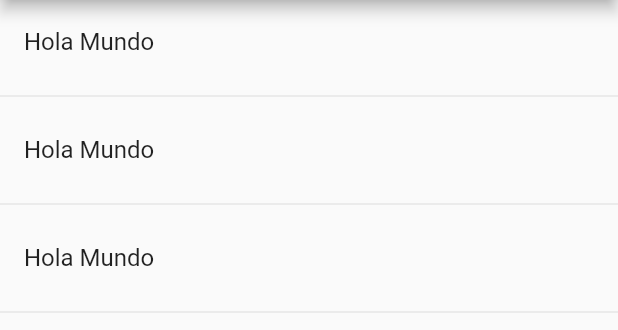
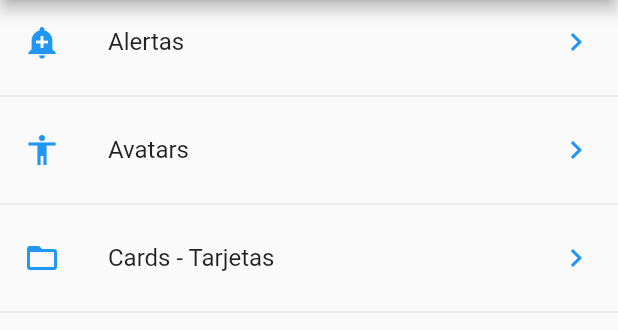
Before and after one commit to pseguel27/Flutter_components, a Flutter app: the screen it shows after launch, on a phone screen of 412 x 824 dp, the part 84-414 px from its top. Run offline on Flutter 3.47's test engine with Material 2 defaults, Android fonts, the phone set to English and light mode, and no system bars.

Commit message:
Navegación, Cards y estilos, loader

```diff
--- a/lib/main.dart
+++ b/lib/main.dart
@@ -1,16 +1,27 @@
-import 'package:componentes/src/pages/home_page.dart';
+import 'package:componentes/src/pages/alert_page.dart';
+import 'package:componentes/src/routes/routes.dart';
+
 //import 'package:componentes/src/pages/home_temp.dart';
 import 'package:flutter/material.dart';
 
-void main() => runApp(MyApp());
+//inicializa proyecto y corre classe MyApp
+void main() => runApp( MyApp() );
 
 class MyApp extends StatelessWidget {
+
   @override
   Widget build(BuildContext context) {
     return MaterialApp(
-      title: 'Componentes APP',
+      //title: 'Componentes APP',
       debugShowCheckedModeBanner: false,
-      home:  HomePage(),
+      routes: getApplicationRoutes(),
+      //home:  HomePage(),
+      initialRoute: '/',
+
+      onGenerateRoute: ( RouteSettings settings ){ //rutas generadas dinamicamente
+        return MaterialPageRoute(builder: ( context ) => AlertPage());
+      },
     );
   }
+
 }
--- a/lib/src/pages/home_page.dart
+++ b/lib/src/pages/home_page.dart
@@ -1,5 +1,8 @@
 import 'package:flutter/material.dart';
 import 'package:componentes/src/providers/menu_providers.dart';
+import 'package:componentes/src/utils/icono_string_util.dart';
+
+//import 'alert_page.dart';
 
 class HomePage extends StatelessWidget {
 
@@ -15,24 +18,53 @@ class HomePage extends StatelessWidget {
 
   Widget _lista() {
 
-    print(menuProvider.opciones);
+    //retorna un FutureBuilder
+    return FutureBuilder(
+      future: menuProvider.cargarData(),
+      initialData: [], //se carga mientras no sea resuelto el Future cargarData()
+      builder: ( context, AsyncSnapshot<List<dynamic>> snapshot){
 
-    return ListView(
-      children: _listaItems(),
+        return ListView(
+          children: _listaItems( snapshot.data, context ),
+        );
+
+      },
     );
+
 
   }
 
-  List<Widget>_listaItems() {
+  List<Widget>_listaItems( List<dynamic> data, BuildContext context ) {
 
-    return [
-      ListTile( title: Text('Hola Mundo')),
-      Divider(),
-      ListTile( title: Text('Hola Mundo')),
-      Divider(),
-      ListTile( title: Text('Hola Mundo')),
-      Divider(),
-    ];
+    final List<Widget> opciones = [];
+
+    data.forEach( (opt)  {
+
+      final widgetTemp = ListTile(
+        title: Text(opt['texto']),
+        leading: getIcon( opt['icon'] ),
+        trailing: Icon( Icons.keyboard_arrow_right, color: Colors.blue),
+        onTap: (){
+
+        Navigator.pushNamed( context, opt['ruta'] );
+
+        //forma de navegar
+        /*  final route = MaterialPageRoute(
+            builder: ( context ) => AlertPage()
+          );
+
+
+          Navigator.push(context, route);*/
+
+        },
+      );
+
+      opciones..add( widgetTemp )
+              ..add( Divider() );
+
+    });
+
+    return opciones;
 
   }
 
--- /dev/null
+++ b/lib/src/routes/routes.dart
@@ -0,0 +1,16 @@
+import 'package:componentes/src/pages/alert_page.dart';
+import 'package:flutter/material.dart';
+import 'package:componentes/src/pages/card_page.dart';
+import 'package:componentes/src/pages/avatar_page.dart';
+import 'package:componentes/src/pages/home_page.dart';
+
+Map<String, WidgetBuilder> getApplicationRoutes() {
+
+  return <String, WidgetBuilder>{
+    '/'      : ( BuildContext context ) => HomePage(),
+    'alert'  : ( BuildContext context ) => AlertPage(),
+    'avatar' : ( BuildContext context ) => AvatarPage(),
+    'card' : ( BuildContext context ) => CardPage(),
+  };
+
+}
--- /dev/null
+++ b/lib/src/utils/icono_string_util.dart
@@ -0,0 +1,15 @@
+import 'package:flutter/material.dart';
+
+final _icons = <String, IconData>{
+
+  'add_alert'     : Icons.add_alert,
+  'accessibility' : Icons.accessibility,
+  'folder_open'   : Icons.folder_open,
+
+};
+
+Icon getIcon( String nombreIcono ){
+
+  return Icon( _icons[nombreIcono], color: Colors.blue );
+
+}
--- a/pubspec.yaml
+++ b/pubspec.yaml
@@ -43,6 +43,7 @@ flutter:
   # To add assets to your application, add an assets section, like this:
   assets:
     - data/menu_opts.json
+    - assets/
 
   # An image asset can refer to one or more resolution-specific "variants", see
   # https://flutter.dev/assets-and-images/#resolution-aware.
```
Also changed, not shown: lib/src/pages/alert_page.dart (added, +19 -0 lines), lib/src/pages/avatar_page.dart (added, +13 -0 lines), lib/src/pages/card_page.dart (added, +101 -0 lines), lib/src/providers/menu_providers.dart (+12 -5 lines), assets/jar-loading.gif (added).
